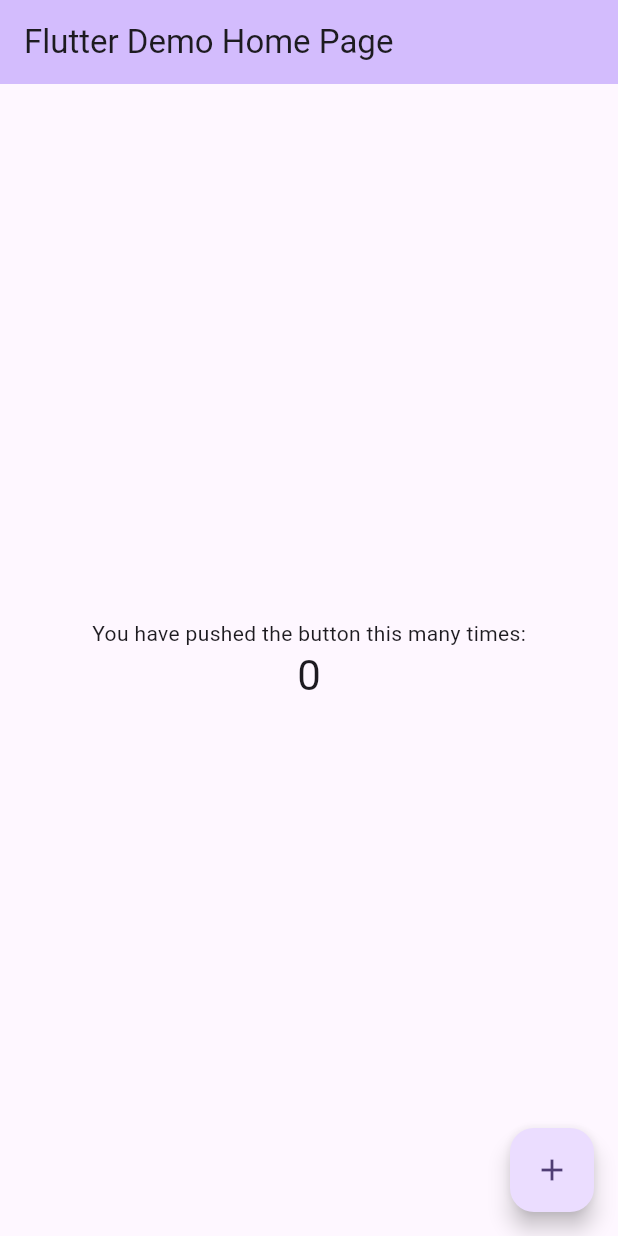
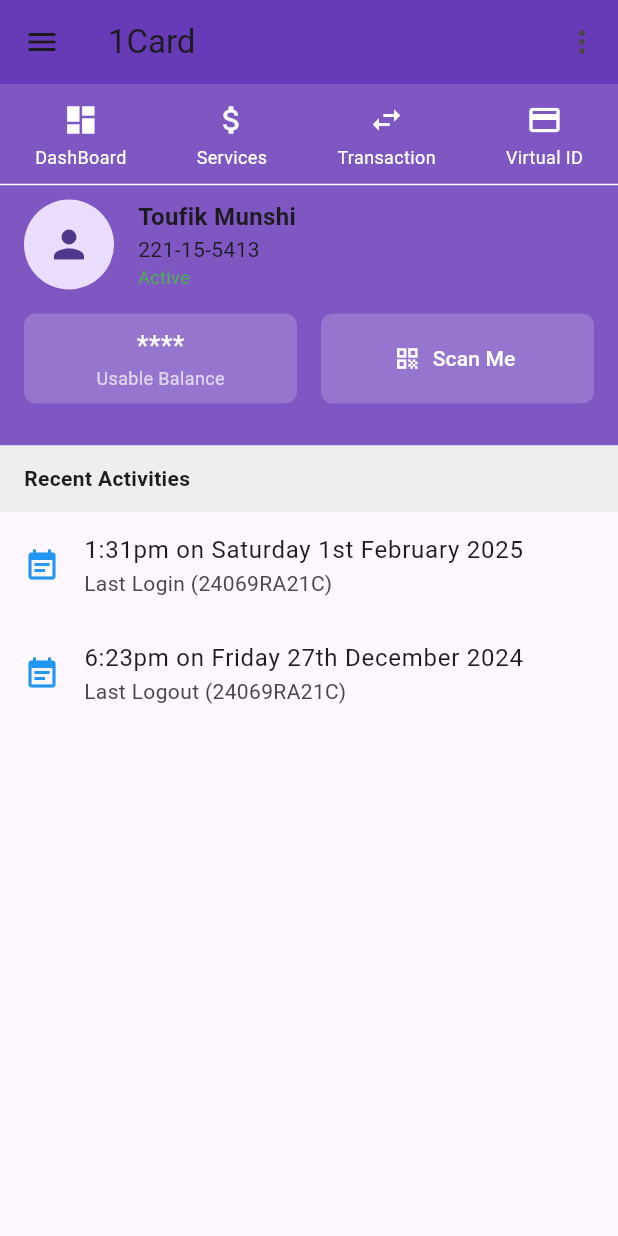
Before and after one commit to otufik1209/lab_evaluation, a Flutter app: the screen it shows after launch, on a phone screen of 412 x 824 dp. Run offline on Flutter 3.47's test engine with Material 3 defaults, Android fonts, the phone set to English and light mode, and no system bars.

Commit message:
trial_run

```diff
--- a/lib/main.dart
+++ b/lib/main.dart
@@ -1,71 +1,209 @@
 import 'package:flutter/material.dart';
 
-void main() {
-  runApp(const MyApp());
-}
+void main() => runApp(OneCardApp());
 
-class MyApp extends StatelessWidget {
-  const MyApp({super.key});
-
-  // This widget is the root of your application.
+class OneCardApp extends StatelessWidget {
   @override
   Widget build(BuildContext context) {
     return MaterialApp(
       debugShowCheckedModeBanner: false,
-      title: 'Flutter Demo',
-      theme: ThemeData(
-        colorScheme: ColorScheme.fromSeed(seedColor: Colors.deepPurple),
-        useMaterial3: true,
-      ),
-      home: const MyHomePage(title: 'Flutter Demo Home Page'),
+      title: '1Card',
+      home: DashboardScreen(),
     );
   }
 }
 
-class MyHomePage extends StatefulWidget {
-  const MyHomePage({super.key, required this.title});
-
-  final String title;
-
-  @override
-  State<MyHomePage> createState() => _MyHomePageState();
-}
-
-class _MyHomePageState extends State<MyHomePage> {
-  int _counter = 0;
-
-  void _incrementCounter() {
-    setState(() {
-      _counter++;
-    });
-  }
+class DashboardScreen extends StatelessWidget {
+  final String userName = "Toufik Munshi";
+  final String studentId = "221-15-5413";
+  final String email = "munshi15-5413@diu.edu.bd";
+  final String balance = "****";
+  final String lastLogin = "1:31pm on Saturday 1st February 2025";
+  final String lastLogout = "6:23pm on Friday 27th December 2024";
 
   @override
   Widget build(BuildContext context) {
     return Scaffold(
       appBar: AppBar(
-        backgroundColor: Theme.of(context).colorScheme.inversePrimary,
-        title: Text(widget.title),
+        leading: Builder(
+          builder: (context) => IconButton(
+            icon: Icon(Icons.menu),
+            onPressed: () => Scaffold.of(context).openDrawer(),
+          ),
+        ),
+        title: Text('1Card'),
+        backgroundColor: Colors.deepPurple,
+        actions: [
+          IconButton(icon: Icon(Icons.more_vert), onPressed: () {}),
+        ],
       ),
-      body: Center(
-        child: Column(
-          mainAxisAlignment: MainAxisAlignment.center,
-          children: <Widget>[
-            const Text(
-              'You have pushed the button this many times:',
+      drawer: Drawer(
+        child: ListView(
+          padding: EdgeInsets.zero,
+          children: [
+            DrawerHeader(
+              decoration: BoxDecoration(color: Colors.deepPurple),
+              child: Column(
+                crossAxisAlignment: CrossAxisAlignment.start,
+                children: [
+                  CircleAvatar(
+                    radius: 30,
+                    backgroundColor: Colors.white,
+                    child:
+                        Icon(Icons.person, size: 30, color: Colors.deepPurple),
+                  ),
+                  SizedBox(height: 8),
+                  Text(userName, style: TextStyle(color: Colors.white)),
+                  Text(email,
+                      style: TextStyle(color: Colors.white70, fontSize: 12)),
+                ],
+              ),
             ),
-            Text(
-              '$_counter',
-              style: Theme.of(context).textTheme.headlineMedium,
-            ),
+            _simpleDrawerItem(Icons.dashboard, "Dashboard"),
+            _simpleDrawerItem(Icons.person, "Profile"),
+            _simpleDrawerItem(Icons.notifications, "DIU Notice"),
+            _simpleDrawerItem(Icons.directions_bus, "Bus Service"),
+            _simpleDrawerItem(Icons.card_giftcard, "Promo Code"),
+            _simpleDrawerItem(Icons.location_on, "Agent Location"),
+            _simpleDrawerItem(Icons.share, "Contact Sharing"),
+            _simpleDrawerItem(Icons.settings, "Settings"),
+            _simpleDrawerItem(Icons.help_outline, "Help"),
+            _simpleDrawerItem(Icons.info_outline, "About"),
+            _simpleDrawerItem(Icons.help, "FAQ"),
+            _simpleDrawerItem(Icons.logout, "Sign Out"),
           ],
         ),
       ),
-      floatingActionButton: FloatingActionButton(
-        onPressed: _incrementCounter,
-        tooltip: 'Increment',
-        child: const Icon(Icons.add),
-      ), // This trailing comma makes auto-formatting nicer for build methods.
+      body: Column(
+        children: [
+          Container(
+            color: Colors.deepPurple.shade400,
+            padding: EdgeInsets.symmetric(vertical: 12),
+            child: Column(
+              children: [
+                Row(
+                  mainAxisAlignment: MainAxisAlignment.spaceAround,
+                  children: [
+                    _navTab(Icons.dashboard, 'DashBoard'),
+                    _navTab(Icons.attach_money, 'Services'),
+                    _navTab(Icons.swap_horiz, 'Transaction'),
+                    _navTab(Icons.credit_card, 'Virtual ID'),
+                  ],
+                ),
+                Divider(color: Colors.white, height: 20),
+                Padding(
+                  padding: const EdgeInsets.symmetric(horizontal: 16.0),
+                  child: Row(
+                    children: [
+                      CircleAvatar(
+                        radius: 30,
+                        child: Icon(Icons.person, size: 30),
+                      ),
+                      SizedBox(width: 16),
+                      Column(
+                        crossAxisAlignment: CrossAxisAlignment.start,
+                        children: [
+                          Text(userName,
+                              style: TextStyle(
+                                  fontSize: 16, fontWeight: FontWeight.bold)),
+                          Text(studentId),
+                          Text("Active",
+                              style:
+                                  TextStyle(color: Colors.green, fontSize: 12)),
+                        ],
+                      )
+                    ],
+                  ),
+                ),
+                SizedBox(height: 16),
+                Row(
+                  children: [
+                    Expanded(
+                      child: Container(
+                        height: 60,
+                        margin: EdgeInsets.only(left: 16, right: 8),
+                        decoration: BoxDecoration(
+                          color: Colors.deepPurple.shade300,
+                          borderRadius: BorderRadius.circular(8),
+                        ),
+                        child: Column(
+                          mainAxisAlignment: MainAxisAlignment.center,
+                          children: [
+                            Text(balance,
+                                style: TextStyle(
+                                    color: Colors.white, fontSize: 18)),
+                            Text("Usable Balance",
+                                style: TextStyle(
+                                    color: Colors.white70, fontSize: 12)),
+                          ],
+                        ),
+                      ),
+                    ),
+                    Expanded(
+                      child: Container(
+                        height: 60,
+                        margin: EdgeInsets.only(right: 16, left: 8),
+                        decoration: BoxDecoration(
+                          color: Colors.deepPurple.shade300,
+                          borderRadius: BorderRadius.circular(8),
+                        ),
+                        child: TextButton.icon(
+                          onPressed: () {},
+                          icon: Icon(Icons.qr_code, color: Colors.white),
+                          label: Text("Scan Me",
+                              style: TextStyle(color: Colors.white)),
+                        ),
+                      ),
+                    ),
+                  ],
+                ),
+                SizedBox(height: 16),
+              ],
+            ),
+          ),
+          Container(
+            padding: EdgeInsets.symmetric(horizontal: 16, vertical: 12),
+            alignment: Alignment.centerLeft,
+            color: Colors.grey[200],
+            child: Text("Recent Activities",
+                style: TextStyle(fontWeight: FontWeight.bold)),
+          ),
+          Expanded(
+            child: ListView(
+              children: [
+                ListTile(
+                  leading: Icon(Icons.event_note, color: Colors.blue),
+                  title: Text(lastLogin),
+                  subtitle: Text("Last Login (24069RA21C)"),
+                ),
+                ListTile(
+                  leading: Icon(Icons.event_note, color: Colors.blue),
+                  title: Text(lastLogout),
+                  subtitle: Text("Last Logout (24069RA21C)"),
+                ),
+              ],
+            ),
+          )
+        ],
+      ),
+    );
+  }
+
+  Widget _navTab(IconData icon, String label) {
+    return Column(
+      children: [
+        Icon(icon, color: Colors.white),
+        SizedBox(height: 4),
+        Text(label, style: TextStyle(color: Colors.white, fontSize: 12)),
+      ],
+    );
+  }
+
+  Widget _simpleDrawerItem(IconData icon, String label) {
+    return ListTile(
+      leading: Icon(icon),
+      title: Text(label),
+      onTap: () {},
     );
   }
 }
```
